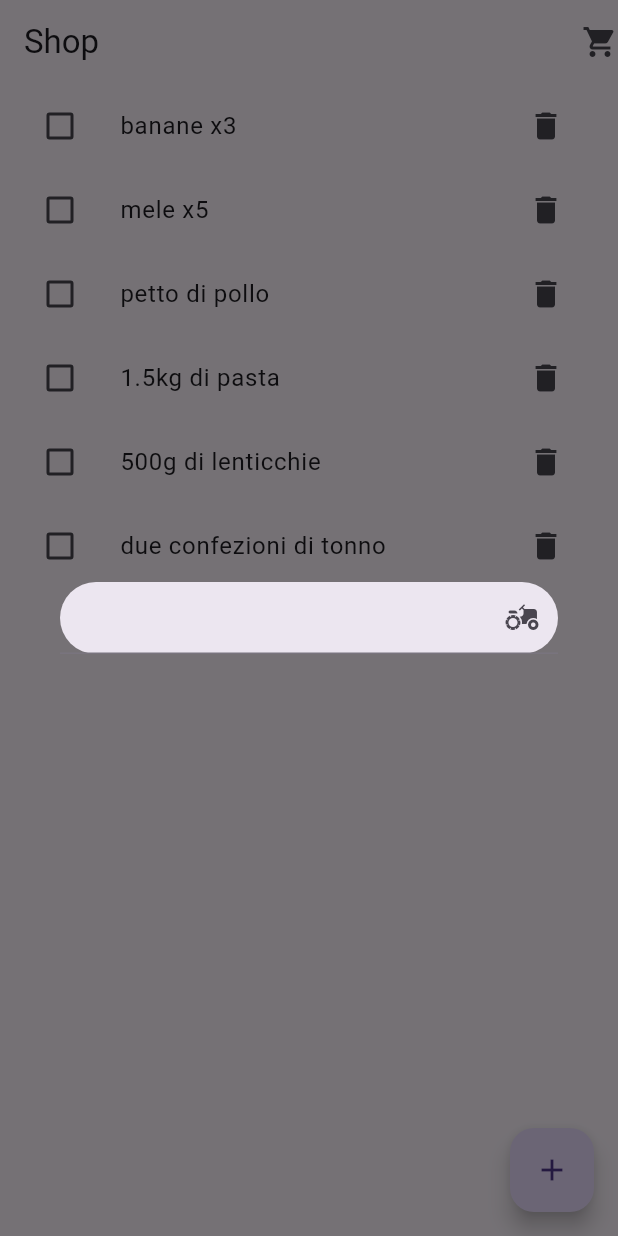
After one commit to mattventino/cross_platform_its_aapn_2024, a Flutter app: the screen it shows after launch, after a tap on the "add" icon, on a phone screen of 412 x 824 dp. The commit adds this screen. Run offline on Flutter 3.47's test engine with Material 3 defaults, Android fonts, the phone set to English and light mode, and no system bars.

Commit message:
todo list is done!

```diff
--- a/todo_list/lib/shopping_list/pages/shopping_list.page.dart
+++ b/todo_list/lib/shopping_list/pages/shopping_list.page.dart
@@ -1,5 +1,6 @@
 import 'package:flutter/material.dart';
 import 'package:todo_list/shopping_list/models/item.model.dart';
+import 'package:todo_list/shopping_list/widgets/add.dialog.dart';
 
 class ShoppingListPage extends StatefulWidget {
   const ShoppingListPage({super.key});
@@ -44,8 +45,19 @@ class _ShoppingListPageState extends State<ShoppingListPage> {
         actions: const [Icon(Icons.shopping_cart)],
       ),
       floatingActionButton: FloatingActionButton(
-        onPressed: () {},
-        child: const Icon(Icons.wb_shade),
+        onPressed: () async {
+          final result = await showDialog<String>(
+            context: context,
+            builder: (context) => const AddDialog(),
+          );
+          if (result == null) return;
+
+          final newElement = Item(isChecked: false, title: result);
+          setState(() {
+            list.insert(0, newElement);
+          });
+        },
+        child: const Icon(Icons.add),
       ),
       body: ListView.builder(
         itemCount: list.length,
--- /dev/null
+++ b/todo_list/lib/shopping_list/widgets/add.dialog.dart
@@ -0,0 +1,27 @@
+import 'package:flutter/material.dart';
+
+class AddDialog extends StatelessWidget {
+  const AddDialog({super.key});
+
+  @override
+  Widget build(BuildContext context) {
+    // TODO(lucavenir): look out - memory leak!
+    final controller = TextEditingController();
+
+    return Dialog(
+      child: TextField(
+        controller: controller,
+        decoration: InputDecoration(
+          suffixIcon: IconButton(
+            onPressed: () {
+              final output = controller.text;
+              final navigator = Navigator.of(context);
+              navigator.pop(output);
+            },
+            icon: const Icon(Icons.agriculture),
+          ),
+        ),
+      ),
+    );
+  }
+}
--- a/todo_list/lib/todo_list.dart
+++ b/todo_list/lib/todo_list.dart
@@ -7,6 +7,7 @@ class TodoList extends StatelessWidget {
   @override
   Widget build(BuildContext context) {
     return const MaterialApp(
+      debugShowCheckedModeBanner: false,
       home: ShoppingListPage(),
     );
   }
```
